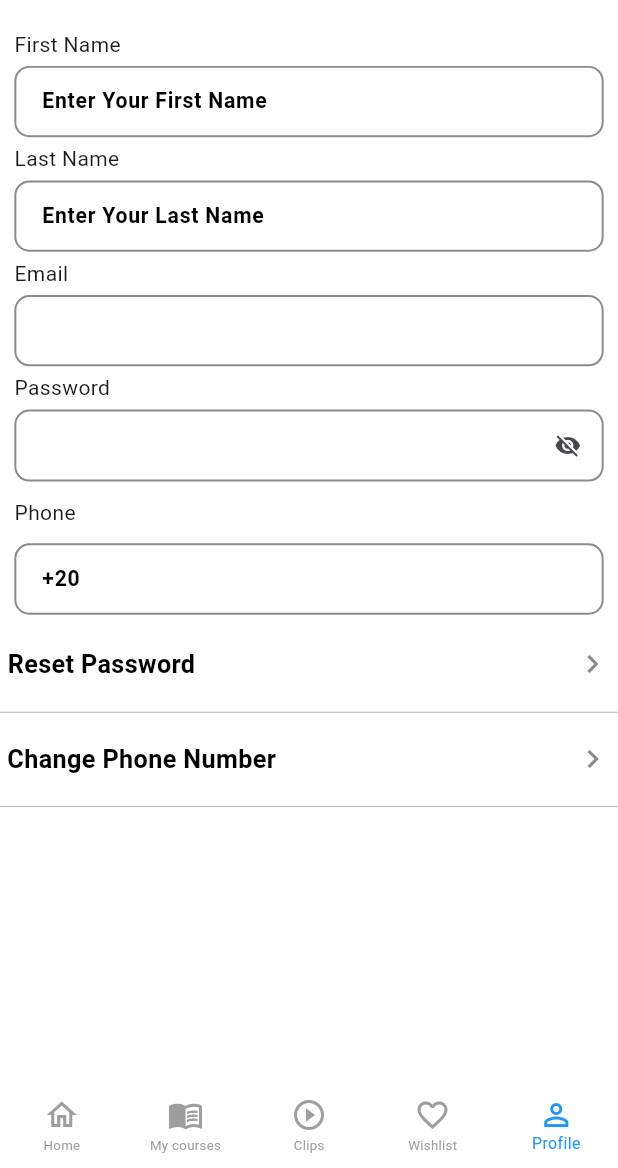
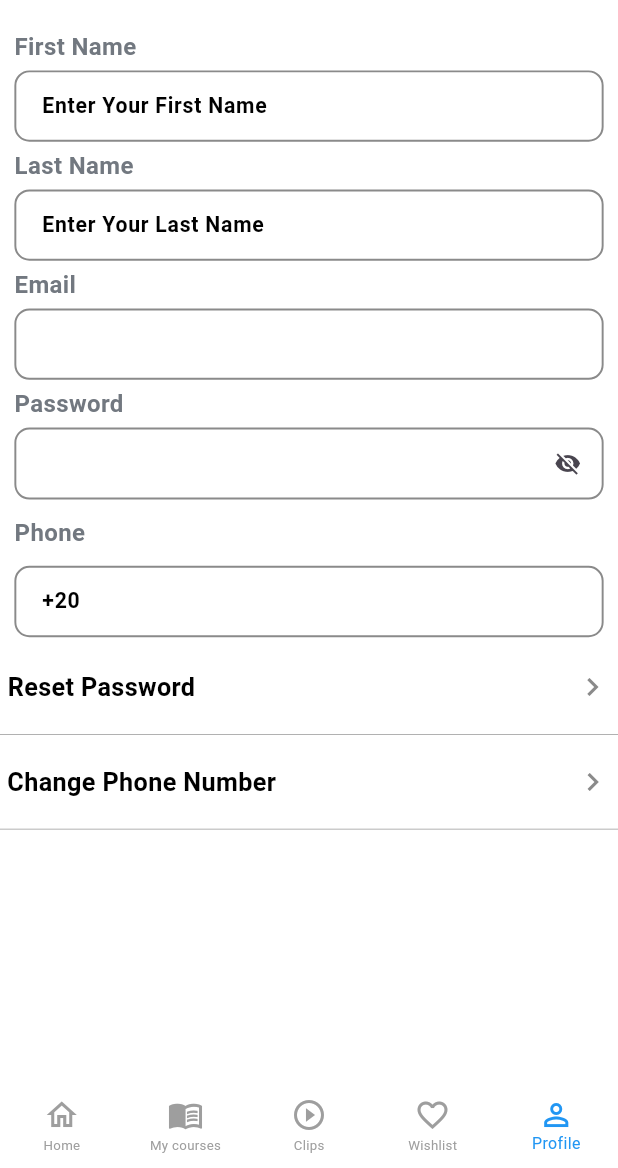
Before and after one commit to TechQuest-App/M-TechQuest, a Flutter app: the EditProfile screen opened by its route, on a phone screen of 412 x 824 dp, the part 68-1236 px from its top. Run offline on Flutter 3.47's test engine with Material 3 defaults, Android fonts, the phone set to English and light mode, and no system bars; our stand-ins replace animated_splash_screen, dio, flutter_bloc, flutter_screenutil, flutter_svg, freezed_annotation and 6 more; generated files the repository leaves out were written again.

Commit message:
merge yousef

```diff
--- a/lib/core/theming/app_text_styles.dart
+++ b/lib/core/theming/app_text_styles.dart
@@ -91,4 +91,15 @@ class AppTextStyles {
       fontSize: 20,
       fontWeight: FontWiegthHelper.bold,
       color: black); //hi duhd dd dm
+       static TextStyle font18Redmedium = const TextStyle(
+      color: red, fontSize: 18, fontWeight: FontWiegthHelper.medium);
+  static TextStyle font14Bluemedium = const TextStyle(
+      color: blue209, fontSize: 14, fontWeight: FontWiegthHelper.medium);
+
+  static TextStyle font16Gray880Semibold = const TextStyle(
+      color: gray880, fontSize: 16, fontWeight: FontWiegthHelper.semiBold);
+  static TextStyle font14BlackSamibold = const TextStyle(
+      color: black, fontSize: 14, fontWeight: FontWiegthHelper.semiBold);
+      static TextStyle font16RedBold = const TextStyle(
+      color: red, fontSize: 16, fontWeight: FontWiegthHelper.bold);
 }
--- a/lib/tech_questApp.dart
+++ b/lib/tech_questApp.dart
@@ -7,6 +7,7 @@ import 'package:techquest/core/theming/app_colors.dart';
 // ignore: depend_on_referenced_packages
 import 'package:flutter_localizations/flutter_localizations.dart';
 import 'package:techquest/features/profile/ui/screens/porfile/screen/profile_screen.dart';
+import 'core/widgets/animated_splash_screen_custom.dart';
 import 'generated/l10n.dart';
 
 class TechQuestApp extends StatelessWidget {
```
